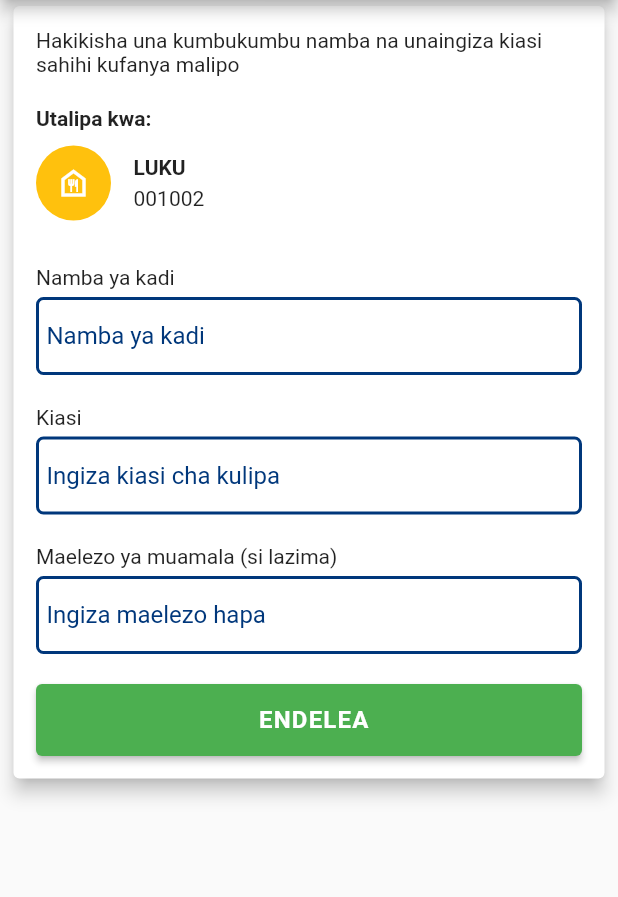
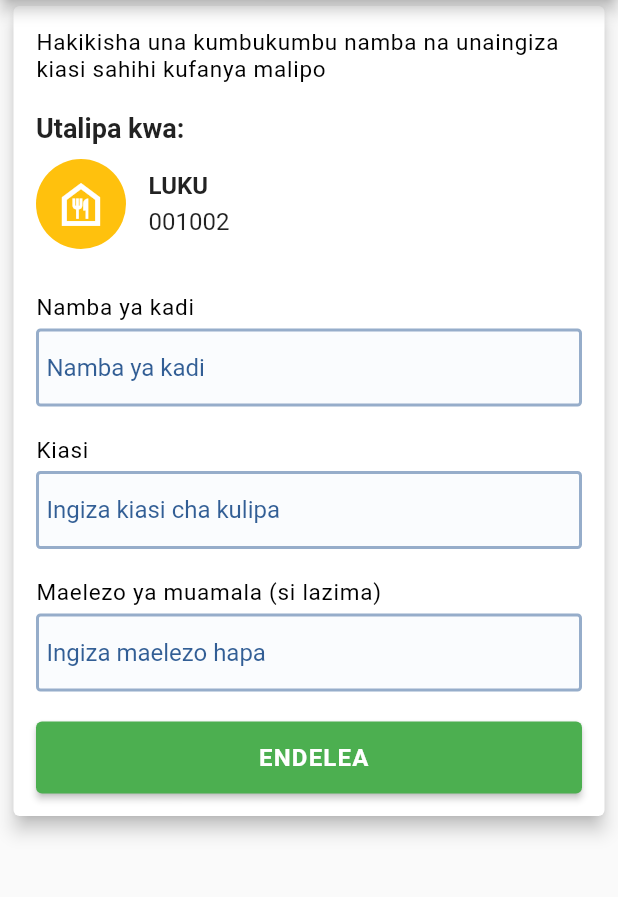
Before and after one commit to Mideny21/tigopesa_ui, a Flutter app: the ChaguaBillScreen screen opened directly, after a tap on an icon or button, on a phone screen of 412 x 824 dp, the part 84-981 px from its top. Run offline on Flutter 3.47's test engine with Material 2 defaults, Android fonts, the light colour scheme and no system bars; our stand-ins replace badges, smooth_page_indicator; missing offline and left inert: dart:ffi.

Commit message:
fixed various ui issues

```diff
--- a/lib/pages/benki/kwendaBenki.dart
+++ b/lib/pages/benki/kwendaBenki.dart
@@ -1,8 +1,10 @@
 import 'package:flutter/material.dart';
+import 'package:tigo_pesa/utils/text_styles.dart';
 
 import '../../utils/colors.dart';
 import '../../widgets/appBar.dart';
 import '../../widgets/custom_button.dart';
+import '../../widgets/input_forms.dart';
 import 'listofbanks.dart';
 
 class TigoPesaKwendaBenki extends StatefulWidget {
@@ -32,7 +34,8 @@ class _TigoPesaKwendaBenkiState extends State<TigoPesaKwendaBenki> {
         title: 'Tuma kwenda benki',
         actions: [
           IconButton(
-              icon: const Icon(Icons.star_border_sharp, color: Colors.amber),
+              icon: const Icon(Icons.star_border_sharp,
+                  color: AppColors.yellowColors),
               onPressed: () {}),
         ],
       ),
@@ -45,11 +48,11 @@ class _TigoPesaKwendaBenkiState extends State<TigoPesaKwendaBenki> {
               child: Padding(
                 padding: const EdgeInsets.all(15.0),
                 child: Column(
-                  // alignment: Alignment.topCenter,
-
                   children: [
                     Text(
-                        "Tuma Pesa kwenda mitandao yote. Ingiza namba au chagua kutoka kwenye orodha ya simu yako."),
+                      "Tuma Pesa kwenda mitandao yote. Ingiza namba au chagua kutoka kwenye orodha ya simu yako.",
+                      style: titleStyle,
+                    ),
                     SizedBox(height: 20),
                     Row(
                       crossAxisAlignment: CrossAxisAlignment.end,
@@ -62,17 +65,15 @@ class _TigoPesaKwendaBenkiState extends State<TigoPesaKwendaBenki> {
                                   crossAxisAlignment: CrossAxisAlignment.start,
                                   mainAxisAlignment: MainAxisAlignment.center,
                                   children: [
-                                    Text("Chagua benki"),
+                                    Text(
+                                      "Chagua benki",
+                                      style: titleStyle,
+                                    ),
                                     SizedBox(height: 5),
                                     Container(
                                       height: 47,
                                       width: MediaQuery.of(context).size.width,
-                                      decoration: BoxDecoration(
-                                          borderRadius:
-                                              BorderRadius.circular(5),
-                                          border: Border.all(
-                                              color: AppColors.primaryColor,
-                                              width: 2)),
+                                      decoration: containerstyle,
                                       child: Padding(
                                         padding: const EdgeInsets.all(12.0),
                                         child: Text(selectedBank == null
@@ -134,42 +135,3 @@ class _TigoPesaKwendaBenkiState extends State<TigoPesaKwendaBenki> {
     );
   }
 }
-
-class InputForms extends StatelessWidget {
-  final String title;
-  final String text;
-
-  const InputForms({
-    Key? key,
-    required this.title,
-    required this.text,
-  }) : super(key: key);
-
-  @override
-  Widget build(BuildContext context) {
-    return Column(
-      crossAxisAlignment: CrossAxisAlignment.start,
-      children: [
-        Text(title),
-        const SizedBox(height: 5),
-        Container(
-            decoration: BoxDecoration(
-                borderRadius: BorderRadius.circular(5),
-                border: Border.all(color: AppColors.primaryColor, width: 2)),
-            child: TextFormField(
-              decoration: InputDecoration(
-                hintText: text,
-                hintStyle: TextStyle(color: AppColors.primaryColor),
-                border: InputBorder.none,
-                focusedBorder: InputBorder.none,
-                enabledBorder: InputBorder.none,
-                errorBorder: InputBorder.none,
-                disabledBorder: InputBorder.none,
-                contentPadding:
-                    const EdgeInsets.only(left: 5, bottom: 5, top: 5, right: 5),
-              ),
-            )),
-      ],
-    );
-  }
-}
--- a/lib/pages/chagua_bill.dart
+++ b/lib/pages/chagua_bill.dart
@@ -1,5 +1,6 @@
 import 'package:flutter/material.dart';
 import 'package:tigo_pesa/utils/helpers.dart';
+import 'package:tigo_pesa/utils/text_styles.dart';
 
 import '../utils/colors.dart';
 import '../widgets/appBar.dart';
@@ -79,14 +80,12 @@ class _ChaguaBillScreenState extends State<ChaguaBillScreen> {
                   const EdgeInsets.symmetric(horizontal: 18.0, vertical: 15),
               child: Column(children: [
                 Container(
-                    decoration: BoxDecoration(
-                        borderRadius: BorderRadius.circular(5),
-                        border: Border.all(
-                            color: AppColors.primaryColor, width: 2)),
+                    decoration: containerstyle,
                     child: TextFormField(
-                      decoration: const InputDecoration(
+                      decoration: InputDecoration(
                         hintText: 'Tafuta kwa namba ya bili au jina',
-                        hintStyle: TextStyle(color: AppColors.primaryColor),
+                        hintStyle: TextStyle(
+                            color: AppColors.primaryColor.withOpacity(0.7)),
                         border: InputBorder.none,
                         focusedBorder: InputBorder.none,
                         enabledBorder: InputBorder.none,
--- a/lib/pages/hudumaZaKifedha.dart
+++ b/lib/pages/hudumaZaKifedha.dart
@@ -86,7 +86,7 @@ class _HudumaZaKifedhaScreenState extends State<HudumaZaKifedhaScreen> {
                                   style: TextStyle(
                                       fontSize: 15, color: Colors.black54),
                                 ),
-                                SizedBox(height: 8),
+                                const SizedBox(height: 8),
                                 CustomButton(
                                     height: 35,
                                     fontSize: 14,
--- a/lib/pages/kulipia_bill.dart
+++ b/lib/pages/kulipia_bill.dart
@@ -1,6 +1,7 @@
 import 'package:flutter/material.dart';
 
 import 'package:tigo_pesa/utils/colors.dart';
+import 'package:tigo_pesa/utils/text_styles.dart';
 import 'package:tigo_pesa/widgets/appBar.dart';
 
 import '../widgets/custom_button.dart';
@@ -45,39 +46,52 @@ class _KulipiaBillScreenState extends State<KulipiaBillScreen> {
                     crossAxisAlignment: CrossAxisAlignment.start,
                     children: [
                       Text(
-                          "Hakikisha una kumbukumbu namba na unaingiza kiasi sahihi kufanya malipo"),
+                        "Hakikisha una kumbukumbu namba na unaingiza kiasi sahihi kufanya malipo",
+                        style: titleStyle,
+                      ),
 
                       const SizedBox(height: 20),
                       Text(
                         "Utalipa kwa:",
-                        style: TextStyle(fontWeight: FontWeight.bold),
+                        style: TextStyle(
+                            fontWeight: FontWeight.bold, fontSize: 18),
                       ),
                       SizedBox(height: 10),
                       Row(
                         children: [
                           Container(
-                              height: 50,
-                              width: 50,
+                              height: 60,
+                              width: 60,
                               decoration: BoxDecoration(
                                   color: AppColors.yellowColors,
                                   shape: BoxShape.circle),
                               child: Center(
-                                child: Icon(
-                                  Icons.food_bank_outlined,
-                                  color: Colors.white,
-                                ),
+                                child: Icon(Icons.food_bank_outlined,
+                                    color: Colors.white, size: 38),
                               )),
                           const SizedBox(width: 15),
-                          Column(
+                          Expanded(
+                            child: Column(
                               crossAxisAlignment: CrossAxisAlignment.start,
                               children: [
                                 Text(
                                   widget.title,
-                                style: TextStyle(fontWeight: FontWeight.bold),
+                                  maxLines: 1,
+                                  style: TextStyle(
+                                      overflow: TextOverflow.ellipsis,
+                                      fontWeight: FontWeight.bold,
+                                      fontSize: 16),
                                 ),
                                 const SizedBox(height: 5),
-                              Text(widget.controlnumber)
+                                Text(
+                                  widget.controlnumber,
+                                  style: TextStyle(
+                                      overflow: TextOverflow.ellipsis,
+                                      fontWeight: FontWeight.w400,
+                                      fontSize: 16),
+                                )
                               ],
+                            ),
                           )
                         ],
                       ),
--- a/lib/utils/colors.dart
+++ b/lib/utils/colors.dart
@@ -4,4 +4,8 @@ class AppColors {
   static const yellowColors = Color(0xffffc10d);
   static const primaryColor = Color(0xff00377b);
   static const greenButtonColor = Color(0xff81d637);
+  // static const lightBlue = Color.fromARGB(255, 204, 223, 245).withOpacity(0.1);
 }
+
+var tigoPesaLightBlue =
+    const Color.fromARGB(255, 204, 223, 245).withOpacity(0.1);
--- /dev/null
+++ b/lib/utils/text_styles.dart
@@ -0,0 +1,12 @@
+import 'package:flutter/material.dart';
+
+import 'colors.dart';
+
+const titleStyle =
+    TextStyle(color: Colors.black, letterSpacing: 0.5, fontSize: 15);
+
+var containerstyle = BoxDecoration(
+    color: tigoPesaLightBlue,
+    borderRadius: BorderRadius.circular(3),
+    border:
+        Border.all(color: AppColors.primaryColor.withOpacity(0.4), width: 2));
--- a/lib/widgets/input_forms.dart
+++ b/lib/widgets/input_forms.dart
@@ -1,6 +1,7 @@
 import 'package:flutter/material.dart';
 
 import '../utils/colors.dart';
+import '../utils/text_styles.dart';
 
 class InputForms extends StatelessWidget {
   final String title;
@@ -17,16 +18,22 @@ class InputForms extends StatelessWidget {
     return Column(
       crossAxisAlignment: CrossAxisAlignment.start,
       children: [
-        Text(title),
+        Text(
+          title,
+          style: titleStyle,
+        ),
         const SizedBox(height: 5),
         Container(
             decoration: BoxDecoration(
-                borderRadius: BorderRadius.circular(5),
-                border: Border.all(color: AppColors.primaryColor, width: 2)),
+                color: tigoPesaLightBlue,
+                borderRadius: BorderRadius.circular(3),
+                border: Border.all(
+                    color: AppColors.primaryColor.withOpacity(0.4), width: 2)),
             child: TextFormField(
               decoration: InputDecoration(
                 hintText: text,
-                hintStyle: TextStyle(color: AppColors.primaryColor),
+                hintStyle:
+                    TextStyle(color: AppColors.primaryColor.withOpacity(0.8)),
                 border: InputBorder.none,
                 focusedBorder: InputBorder.none,
                 enabledBorder: InputBorder.none,
```
Also changed, not shown: lib/components/service_panel.dart (+12 -15 lines), lib/pages/benki/kwendaTigoPesa.dart (+4 -5 lines), lib/pages/tuma_kwend_nje.dart (added, +207 -0 lines). Lines whose indentation alone changed are shown as unchanged.
